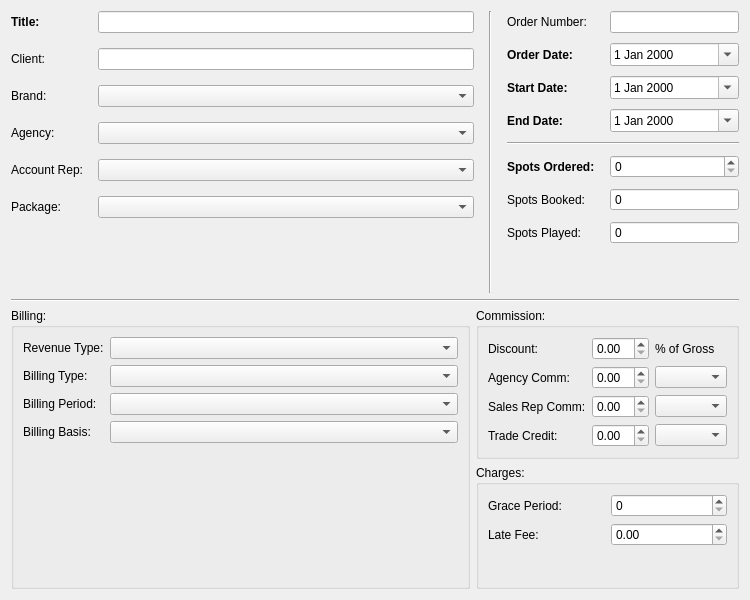
Above: pixelplan/rave/PixelPlan/orderform.ui from pgathogo/raven before the change. Below: the same form after it.
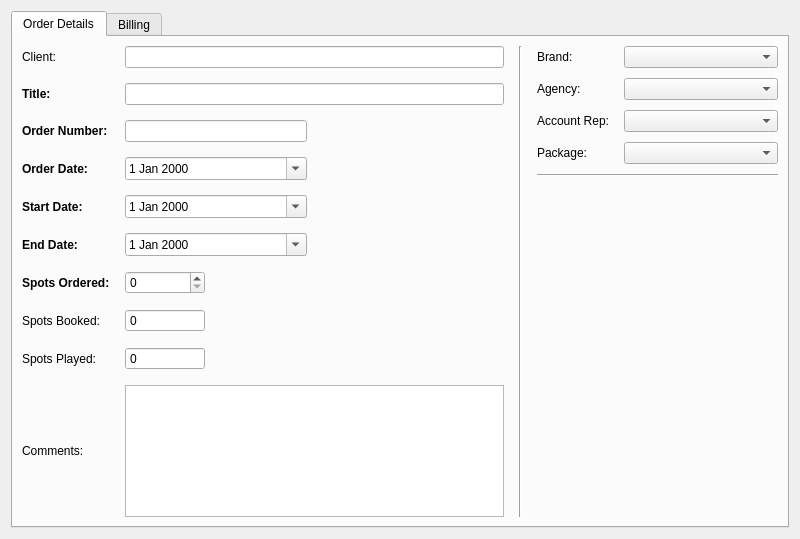
That is the form after the change.

Commit message: PixelPlan: Allow editing of Orders

Diff of the .ui file:
```diff
--- a/pixelplan/rave/PixelPlan/orderform.ui
+++ b/pixelplan/rave/PixelPlan/orderform.ui
@@ -6,8 +6,8 @@
    <rect>
     <x>0</x>
     <y>0</y>
-    <width>750</width>
-    <height>600</height>
+    <width>800</width>
+    <height>539</height>
    </rect>
   </property>
   <property name="sizePolicy">
@@ -24,19 +24,29 @@
   </property>
   <property name="maximumSize">
    <size>
-    <width>760</width>
+    <width>800</width>
     <height>600</height>
    </size>
   </property>
   <property name="windowTitle">
    <string>Form</string>
   </property>
-  <layout class="QVBoxLayout" name="verticalLayout_5" stretch="1,0,1">
+  <layout class="QVBoxLayout" name="verticalLayout_5" stretch="0">
    <property name="sizeConstraint">
     <enum>QLayout::SetNoConstraint</enum>
    </property>
    <item>
-    <layout class="QHBoxLayout" name="horizontalLayout" stretch="2,0,1">
+    <widget class="QTabWidget" name="tabWidget">
+     <property name="currentIndex">
+      <number>0</number>
+     </property>
+     <widget class="QWidget" name="tab">
+      <attribute name="title">
+       <string>Order Details</string>
+      </attribute>
+      <layout class="QVBoxLayout" name="verticalLayout_7">
+       <item>
+        <layout class="QHBoxLayout" name="horizontalLayout" stretch="2,0,0,1">
      <property name="spacing">
       <number>15</number>
      </property>
@@ -45,16 +55,41 @@
      </property>
      <item>
       <layout class="QGridLayout" name="gridLayout_3">
-       <item row="0" column="1">
-        <widget class="QLineEdit" name="edtTitle"/>
+           <item row="3" column="0">
+            <widget class="QLabel" name="label_2">
+             <property name="font">
+              <font>
+               <bold>true</bold>
+              </font>
+             </property>
+             <property name="text">
+              <string>Order Number:</string>
+             </property>
+            </widget>
        </item>
        <item row="3" column="1">
-        <widget class="QComboBox" name="cbAgency"/>
-       </item>
-       <item row="4" column="1">
-        <widget class="QComboBox" name="cbAccountRep"/>
-       </item>
-       <item row="0" column="0">
+            <widget class="QLineEdit" name="edtOrderNumber"/>
+           </item>
+           <item row="4" column="0">
+            <widget class="QLabel" name="label_4">
+             <property name="font">
+              <font>
+               <bold>true</bold>
+              </font>
+             </property>
+             <property name="text">
+              <string>Order Date:</string>
+             </property>
+            </widget>
+           </item>
+           <item row="5" column="1">
+            <widget class="QDateEdit" name="dtStartDate">
+             <property name="calendarPopup">
+              <bool>true</bool>
+             </property>
+            </widget>
+           </item>
+           <item row="2" column="0">
         <widget class="QLabel" name="label">
          <property name="font">
           <font>
@@ -66,248 +101,252 @@
          </property>
         </widget>
        </item>
-       <item row="1" column="0">
+           <item row="9" column="0">
+            <widget class="QLabel" name="label_13">
+             <property name="text">
+              <string>Spots Played:</string>
+             </property>
+            </widget>
+           </item>
+           <item row="6" column="1">
+            <widget class="QDateEdit" name="dtEndDate">
+             <property name="calendarPopup">
+              <bool>true</bool>
+             </property>
+            </widget>
+           </item>
+           <item row="6" column="0">
+            <widget class="QLabel" name="label_6">
+             <property name="font">
+              <font>
+               <bold>true</bold>
+              </font>
+             </property>
+             <property name="text">
+              <string>End Date:</string>
+             </property>
+            </widget>
+           </item>
+           <item row="3" column="2">
+            <spacer name="horizontalSpacer">
+             <property name="orientation">
+              <enum>Qt::Orientation::Horizontal</enum>
+             </property>
+             <property name="sizeHint" stdset="0">
+              <size>
+               <width>40</width>
+               <height>20</height>
+              </size>
+             </property>
+            </spacer>
+           </item>
+           <item row="8" column="0">
+            <widget class="QLabel" name="label_12">
+             <property name="text">
+              <string>Spots Booked:</string>
+             </property>
+            </widget>
+           </item>
+           <item row="10" column="1" colspan="2">
+            <widget class="QTextEdit" name="textEdit"/>
+           </item>
+           <item row="4" column="1">
+            <widget class="QDateEdit" name="dtOrderDate">
+             <property name="calendarPopup">
+              <bool>true</bool>
+             </property>
+            </widget>
+           </item>
+           <item row="2" column="1" colspan="2">
+            <widget class="QLineEdit" name="edtTitle"/>
+           </item>
+           <item row="5" column="0">
+            <widget class="QLabel" name="label_5">
+             <property name="font">
+              <font>
+               <bold>true</bold>
+              </font>
+             </property>
+             <property name="text">
+              <string>Start Date:</string>
+             </property>
+            </widget>
+           </item>
+           <item row="9" column="1">
+            <widget class="QSpinBox" name="sbSPlayed">
+             <property name="maximumSize">
+              <size>
+               <width>80</width>
+               <height>16777215</height>
+              </size>
+             </property>
+             <property name="readOnly">
+              <bool>true</bool>
+             </property>
+             <property name="buttonSymbols">
+              <enum>QAbstractSpinBox::ButtonSymbols::NoButtons</enum>
+             </property>
+             <property name="maximum">
+              <number>9999</number>
+             </property>
+            </widget>
+           </item>
+           <item row="0" column="0">
         <widget class="QLabel" name="label_3">
          <property name="text">
           <string>Client:</string>
          </property>
         </widget>
        </item>
-       <item row="3" column="0">
-        <widget class="QLabel" name="label_10">
+           <item row="7" column="1">
+            <widget class="QSpinBox" name="sbSOrdered">
+             <property name="maximumSize">
+              <size>
+               <width>80</width>
+               <height>16777215</height>
+              </size>
+             </property>
+             <property name="maximum">
+              <number>9999</number>
+             </property>
+            </widget>
+           </item>
+           <item row="7" column="0">
+            <widget class="QLabel" name="label_11">
+             <property name="font">
+              <font>
+               <bold>true</bold>
+              </font>
+             </property>
          <property name="text">
-          <string>Agency:</string>
+              <string>Spots Ordered:</string>
          </property>
         </widget>
        </item>
-       <item row="1" column="1">
+           <item row="0" column="1" colspan="2">
         <widget class="QLineEdit" name="edtClient">
          <property name="readOnly">
           <bool>true</bool>
          </property>
         </widget>
        </item>
-       <item row="2" column="0">
+           <item row="8" column="1">
+            <widget class="QSpinBox" name="sbSBooked">
+             <property name="maximumSize">
+              <size>
+               <width>80</width>
+               <height>16777215</height>
+              </size>
+             </property>
+             <property name="readOnly">
+              <bool>true</bool>
+             </property>
+             <property name="buttonSymbols">
+              <enum>QAbstractSpinBox::ButtonSymbols::NoButtons</enum>
+             </property>
+             <property name="maximum">
+              <number>9999</number>
+             </property>
+            </widget>
+           </item>
+           <item row="10" column="0">
+            <widget class="QLabel" name="label_25">
+             <property name="text">
+              <string>Comments:</string>
+             </property>
+            </widget>
+           </item>
+          </layout>
+         </item>
+         <item>
+          <layout class="QVBoxLayout" name="verticalLayout_6"/>
+         </item>
+         <item>
+          <widget class="Line" name="line_2">
+           <property name="orientation">
+            <enum>Qt::Orientation::Vertical</enum>
+           </property>
+          </widget>
+         </item>
+         <item>
+          <layout class="QGridLayout" name="gridLayout_2" columnstretch="0,1" columnminimumwidth="0,0">
+           <property name="verticalSpacing">
+            <number>10</number>
+           </property>
+           <item row="1" column="0">
         <widget class="QLabel" name="label_9">
          <property name="text">
           <string>Brand:</string>
          </property>
         </widget>
        </item>
+           <item row="13" column="0">
+            <spacer name="verticalSpacer_4">
+             <property name="orientation">
+              <enum>Qt::Orientation::Vertical</enum>
+             </property>
+             <property name="sizeHint" stdset="0">
+              <size>
+               <width>20</width>
+               <height>40</height>
+              </size>
+             </property>
+            </spacer>
+           </item>
        <item row="2" column="1">
+            <widget class="QComboBox" name="cbAgency"/>
+           </item>
+           <item row="3" column="1">
+            <widget class="QComboBox" name="cbAccountRep"/>
+           </item>
+           <item row="3" column="0">
+            <widget class="QLabel" name="label_16">
+             <property name="text">
+              <string>Account Rep:</string>
+             </property>
+            </widget>
+           </item>
+           <item row="1" column="1">
         <widget class="QComboBox" name="cbBrand"/>
        </item>
-       <item row="5" column="0">
+           <item row="2" column="0">
+            <widget class="QLabel" name="label_10">
+             <property name="text">
+              <string>Agency:</string>
+             </property>
+            </widget>
+           </item>
+           <item row="9" column="0" colspan="2">
+            <widget class="Line" name="line">
+             <property name="orientation">
+              <enum>Qt::Orientation::Horizontal</enum>
+             </property>
+            </widget>
+           </item>
+           <item row="4" column="0">
         <widget class="QLabel" name="label_7">
          <property name="text">
           <string>Package:</string>
          </property>
         </widget>
        </item>
-       <item row="4" column="0">
-        <widget class="QLabel" name="label_16">
-         <property name="text">
-          <string>Account Rep:</string>
-         </property>
-        </widget>
-       </item>
-       <item row="5" column="1">
+           <item row="4" column="1">
         <widget class="QComboBox" name="cbPackage"/>
        </item>
-       <item row="6" column="1">
-        <spacer name="verticalSpacer_3">
-         <property name="orientation">
-          <enum>Qt::Vertical</enum>
-         </property>
-         <property name="sizeHint" stdset="0">
-          <size>
-           <width>20</width>
-           <height>40</height>
-          </size>
-         </property>
-        </spacer>
-       </item>
-      </layout>
-     </item>
-     <item>
-      <layout class="QVBoxLayout" name="verticalLayout_6">
-       <item>
-        <widget class="Line" name="line_3">
-         <property name="orientation">
-          <enum>Qt::Vertical</enum>
-         </property>
-        </widget>
-       </item>
+          </layout>
+         </item>
       </layout>
      </item>
      <item>
-      <layout class="QGridLayout" name="gridLayout_2" columnstretch="0,1" columnminimumwidth="0,0">
-       <property name="verticalSpacing">
-        <number>10</number>
-       </property>
-       <item row="1" column="1">
-        <widget class="QDateEdit" name="dtOrderDate">
-         <property name="calendarPopup">
-          <bool>true</bool>
-         </property>
-        </widget>
+        <layout class="QHBoxLayout" name="horizontalLayout_3"/>
        </item>
-       <item row="5" column="1">
-        <widget class="QSpinBox" name="sbSOrdered">
-         <property name="maximum">
-          <number>9999</number>
-         </property>
-        </widget>
-       </item>
-       <item row="3" column="0">
-        <widget class="QLabel" name="label_6">
-         <property name="font">
-          <font>
-           <bold>true</bold>
-          </font>
-         </property>
-         <property name="text">
-          <string>End Date:</string>
-         </property>
-        </widget>
-       </item>
-       <item row="1" column="0">
-        <widget class="QLabel" name="label_4">
-         <property name="font">
-          <font>
-           <bold>true</bold>
-          </font>
-         </property>
-         <property name="text">
-          <string>Order Date:</string>
-         </property>
-        </widget>
-       </item>
-       <item row="7" column="1">
-        <widget class="QSpinBox" name="sbSPlayed">
-         <property name="readOnly">
-          <bool>true</bool>
-         </property>
-         <property name="buttonSymbols">
-          <enum>QAbstractSpinBox::NoButtons</enum>
-         </property>
-         <property name="maximum">
-          <number>9999</number>
-         </property>
-        </widget>
-       </item>
-       <item row="6" column="1">
-        <widget class="QSpinBox" name="sbSBooked">
-         <property name="readOnly">
-          <bool>true</bool>
-         </property>
-         <property name="buttonSymbols">
-          <enum>QAbstractSpinBox::NoButtons</enum>
-         </property>
-         <property name="maximum">
-          <number>9999</number>
-         </property>
-        </widget>
-       </item>
-       <item row="2" column="1">
-        <widget class="QDateEdit" name="dtStartDate">
-         <property name="calendarPopup">
-          <bool>true</bool>
-         </property>
-        </widget>
-       </item>
-       <item row="7" column="0">
-        <widget class="QLabel" name="label_13">
-         <property name="text">
-          <string>Spots Played:</string>
-         </property>
-        </widget>
-       </item>
-       <item row="5" column="0">
-        <widget class="QLabel" name="label_11">
-         <property name="font">
-          <font>
-           <bold>true</bold>
-          </font>
-         </property>
-         <property name="text">
-          <string>Spots Ordered:</string>
-         </property>
-        </widget>
-       </item>
-       <item row="2" column="0">
-        <widget class="QLabel" name="label_5">
-         <property name="font">
-          <font>
-           <bold>true</bold>
-          </font>
-         </property>
-         <property name="text">
-          <string>Start Date:</string>
-         </property>
-        </widget>
-       </item>
-       <item row="0" column="0">
-        <widget class="QLabel" name="label_2">
-         <property name="text">
-          <string>Order Number:</string>
-         </property>
-        </widget>
-       </item>
-       <item row="3" column="1">
-        <widget class="QDateEdit" name="dtEndDate">
-         <property name="calendarPopup">
-          <bool>true</bool>
-         </property>
-        </widget>
-       </item>
-       <item row="4" column="0" colspan="2">
-        <widget class="Line" name="line">
-         <property name="orientation">
-          <enum>Qt::Horizontal</enum>
-         </property>
-        </widget>
-       </item>
-       <item row="6" column="0">
-        <widget class="QLabel" name="label_12">
-         <property name="text">
-          <string>Spots Booked:</string>
-         </property>
-        </widget>
-       </item>
-       <item row="8" column="0">
-        <spacer name="verticalSpacer_4">
-         <property name="orientation">
-          <enum>Qt::Vertical</enum>
-         </property>
-         <property name="sizeHint" stdset="0">
-          <size>
-           <width>20</width>
-           <height>40</height>
-          </size>
-         </property>
-        </spacer>
-       </item>
-       <item row="0" column="1">
-        <widget class="QLineEdit" name="edtOrderNumber"/>
-       </item>
       </layout>
-     </item>
-    </layout>
-   </item>
-   <item>
-    <layout class="QHBoxLayout" name="horizontalLayout_3">
-     <item>
-      <widget class="Line" name="line_2">
-       <property name="orientation">
-        <enum>Qt::Horizontal</enum>
-       </property>
-      </widget>
-     </item>
-    </layout>
-   </item>
-   <item>
-    <layout class="QHBoxLayout" name="horizontalLayout_2">
+     </widget>
+     <widget class="QWidget" name="tab_2">
+      <attribute name="title">
+       <string>Billing</string>
+      </attribute>
+      <layout class="QVBoxLayout" name="verticalLayout_8">
      <item>
       <widget class="QGroupBox" name="groupBox">
        <property name="title">
@@ -315,17 +354,7 @@
        </property>
        <layout class="QVBoxLayout" name="verticalLayout">
         <item>
-         <layout class="QGridLayout" name="gridLayout_4" columnstretch="0,1">
-          <item row="0" column="1">
-           <widget class="QComboBox" name="cbRevenueType"/>
-          </item>
-          <item row="3" column="0">
-           <widget class="QLabel" name="label_17">
-            <property name="text">
-             <string>Billing Basis:</string>
-            </property>
-           </widget>
-          </item>
+           <layout class="QGridLayout" name="gridLayout_4" columnstretch="0,1,0">
           <item row="2" column="1">
            <widget class="QComboBox" name="cbBillingPeriod"/>
           </item>
@@ -356,26 +385,24 @@
             </property>
            </widget>
           </item>
-         </layout>
-        </item>
-        <item>
-         <spacer name="verticalSpacer">
+            <item row="1" column="2">
+             <spacer name="horizontalSpacer_2">
           <property name="orientation">
-           <enum>Qt::Vertical</enum>
+               <enum>Qt::Orientation::Horizontal</enum>
           </property>
           <property name="sizeHint" stdset="0">
            <size>
-            <width>20</width>
-            <height>40</height>
+                <width>40</width>
+                <height>20</height>
            </size>
           </property>
          </spacer>
         </item>
        </layout>
-      </widget>
-     </item>
-     <item>
-      <layout class="QVBoxLayout" name="verticalLayout_4">
+          </item>
+         </layout>
+        </widget>
+       </item>
        <item>
         <widget class="QGroupBox" name="groupBox_2">
          <property name="title">
@@ -452,7 +479,7 @@
          </property>
          <layout class="QVBoxLayout" name="verticalLayout_3">
           <item>
-           <layout class="QGridLayout" name="gridLayout_6" columnminimumwidth="0,1">
+           <layout class="QGridLayout" name="gridLayout_6" rowstretch="0,1" columnminimumwidth="0,1">
             <item row="0" column="0">
              <widget class="QLabel" name="label_23">
               <property name="text">
@@ -492,8 +519,8 @@
         </widget>
        </item>
       </layout>
-     </item>
-    </layout>
+     </widget>
+    </widget>
    </item>
   </layout>
  </widget>
```
Left out of the diff: 26 changed lines with no effect on the pictures. Lines whose indentation alone changed are shown as unchanged. The commit also changes 52 other files.
